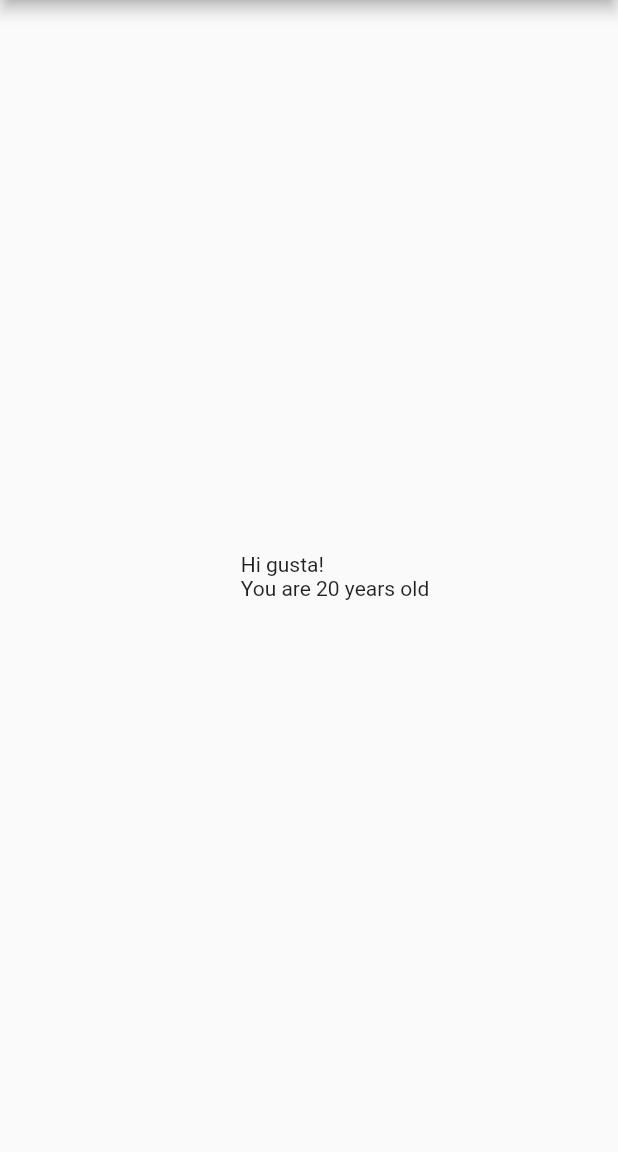
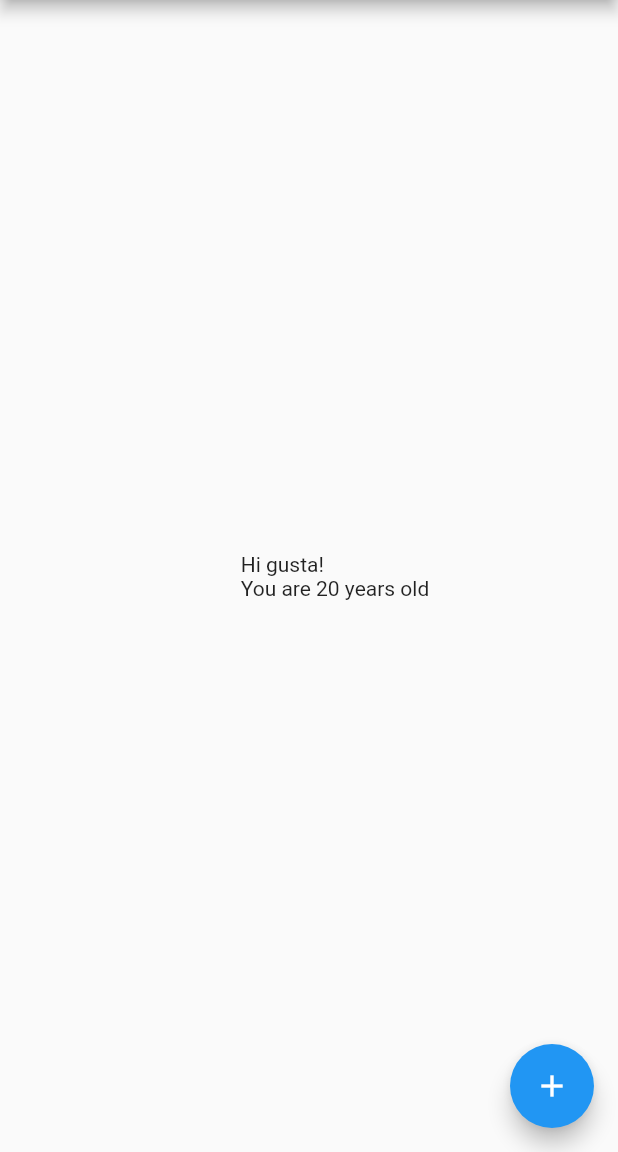
Before and after one commit to gustaaa/belajar_flutter_provider, a Flutter app: the screen it shows after launch, on a phone screen of 412 x 824 dp, the part 84-1236 px from its top. Run offline on Flutter 3.47's test engine with Material 2 defaults, Android fonts, the phone set to English and light mode, and no system bars; missing offline and left inert: dart:js.

```diff
--- a/lib/main.dart
+++ b/lib/main.dart
@@ -6,7 +6,7 @@ import 'package:provider/provider.dart';
 
 void main() {
   runApp(
-    Provider(
+    ChangeNotifierProvider(
       create: (_) => Person(name: "gusta", age: 20),
       child: MyApp(),
     ),
@@ -44,6 +44,14 @@ class MyNamePage extends StatelessWidget {
           Hi ${Provider.of<Person>(context).name}!
           You are ${Provider.of<Person>(context).age} years old''',
         ),
+      ),
+      floatingActionButton: FloatingActionButton(
+        // this is where there's a difference.
+        // when the FAB is tapped, it will call `Person.icreaseAge()` on the
+        // person instance that was created by provider.
+        onPressed: () =>
+            Provider.of<Person>(context, listen: false).increaseAge(),
+        child: const Icon(Icons.add),
       ),
     );
   }
```
